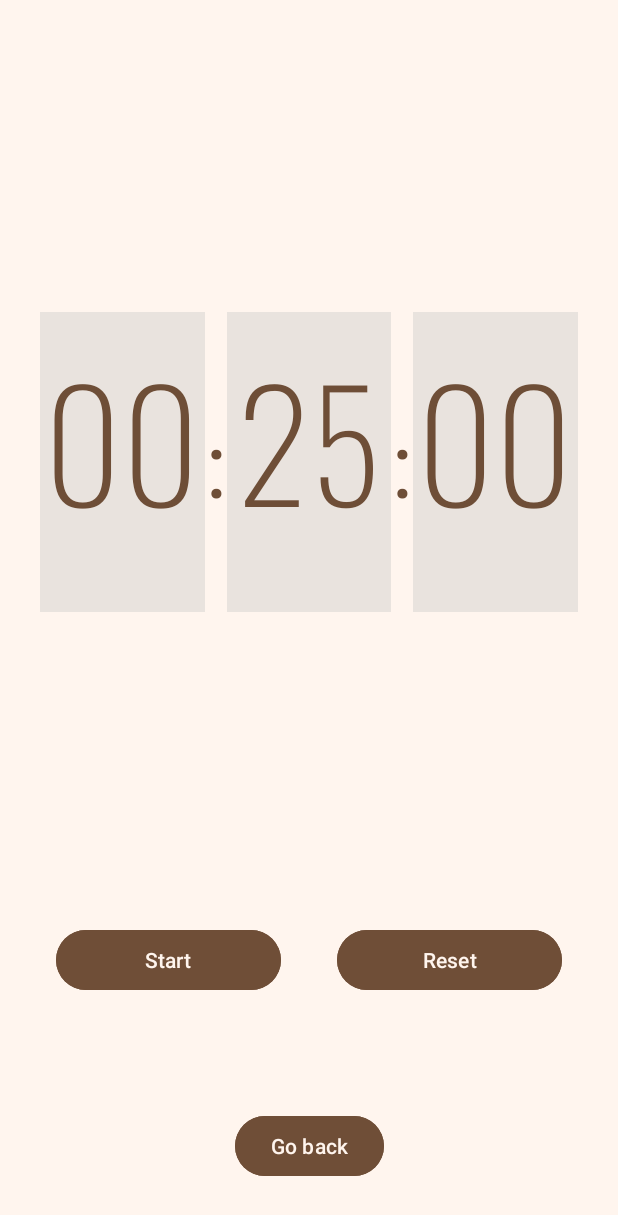
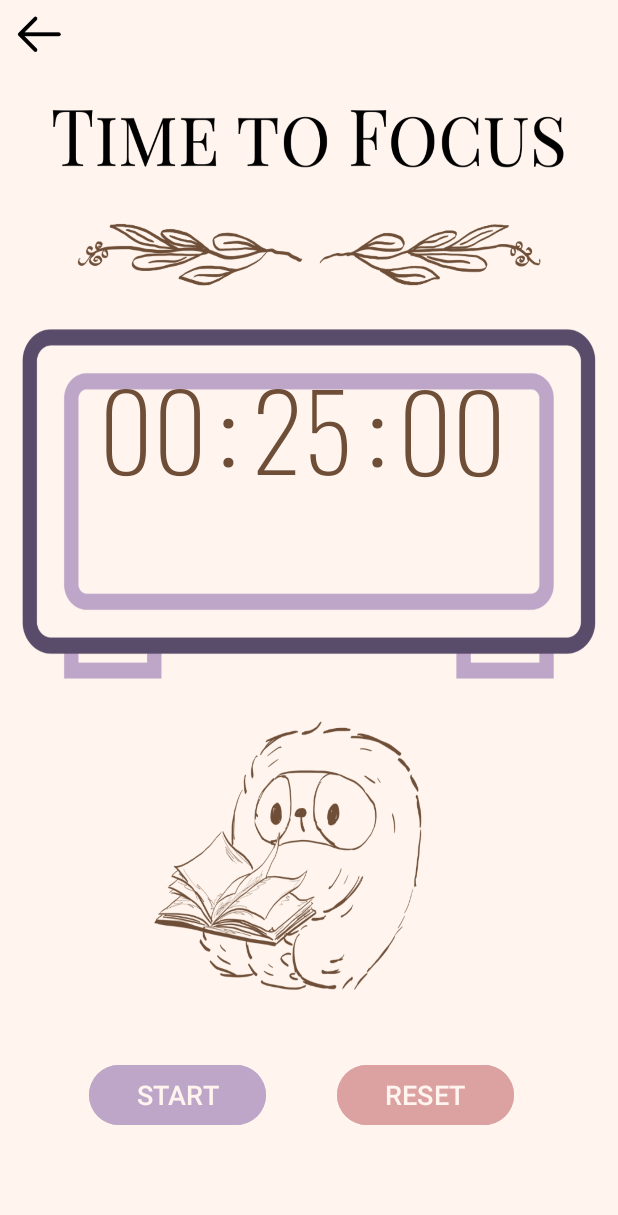
Before and after one commit to NaiKha/Nightshade, an Android app: the Timer screen opened directly, with no data from a screen before it, on a phone screen of 412 x 824 dp. Shown: the top 1215 px of the screen. Run offline under Robolectric (Android 15) with nearby library versions, the phone set to English and light mode, and no system bars.

Commit message:
new design for timer page, although background needs a size adjustment

```diff
--- a/app/src/main/java/com/example/nightshade/Timer.java
+++ b/app/src/main/java/com/example/nightshade/Timer.java
@@ -19,6 +19,7 @@
     import java.text.NumberFormat;
 
     import android.media.MediaPlayer;
+    import android.widget.ImageView;
 
 
     public class Timer extends AppCompatActivity {
@@ -49,14 +50,11 @@
             focusTime = sharedPreferences.getString("focus_time", "25");
             initializeTimer(hours, mins, secs);
 
-
-            Button goMovementBtn = findViewById(R.id.go_movement_btn);
-            goMovementBtn.setOnClickListener(new View.OnClickListener() {
+            ImageView back = (ImageView) findViewById(R.id.back3);
+            back.setOnClickListener(new View.OnClickListener() {
                 @Override
                 public void onClick(View v) {
-                    Intent intent = new Intent(Timer.this, MainActivity.class);
-                    startActivity(intent);
-                    finish();
+                    startActivity(new Intent(Timer.this, MainActivity.class));
                 }
             });
 
--- a/app/src/main/res/layout/activity_timer.xml
+++ b/app/src/main/res/layout/activity_timer.xml
@@ -5,127 +5,128 @@
     android:id="@+id/main"
     android:layout_width="match_parent"
     android:layout_height="match_parent"
-    android:background="#FFF5EE"
+    android:background="@drawable/timer_design"
     tools:context=".Timer">
 
-    <EditText
-        android:id="@+id/card1"
-        android:layout_width="0dp"
-        android:layout_height="200dp"
-        android:layout_marginLeft="40px"
-        android:background="#62C7C7C3"
-        android:fontFamily="@font/oswald_extralight"
-        android:gravity="center_horizontal"
-        android:text="00"
-        android:textColor="#6E4E37"
-        android:textSize="100sp"
-        android:textStyle="bold"
-        app:layout_constraintBottom_toTopOf="@+id/start_btn"
-        app:layout_constraintEnd_toStartOf="@+id/textView4"
-        app:layout_constraintHorizontal_chainStyle="spread"
+
+    <ImageView
+        android:id="@+id/back3"
+        android:layout_width="53dp"
+        android:layout_height="46dp"
+        android:src="@drawable/back2"
         app:layout_constraintStart_toStartOf="parent"
-        app:layout_constraintTop_toTopOf="parent" >
-    </EditText>
-
-    <EditText
-        android:id="@+id/card2"
-        android:layout_width="0dp"
-        android:layout_height="200dp"
-        android:background="#62C7C7C3"
-        android:fontFamily="@font/oswald_extralight"
-        android:gravity="center_horizontal"
-        android:text="15"
-        android:textColor="#6E4E37"
-        android:textSize="100sp"
-        android:textStyle="bold"
-        app:layout_constraintBottom_toTopOf="@+id/start_btn"
-        app:layout_constraintEnd_toStartOf="@+id/textView10"
-        app:layout_constraintHorizontal_chainStyle="spread"
-        app:layout_constraintStart_toEndOf="@+id/textView4"
         app:layout_constraintTop_toTopOf="parent" />
 
 
     <EditText
-        android:id="@+id/card3"
-        android:layout_width="0dp"
-        android:layout_height="200dp"
-        android:layout_marginRight="40px"
-        android:background="#62C7C7C3"
+        android:id="@+id/card1"
+        android:layout_width="85dp"
+        android:layout_height="90dp"
+        android:layout_marginStart="59dp"
+        android:layout_marginTop="247dp"
+        android:background="@android:color/transparent"
         android:fontFamily="@font/oswald_extralight"
         android:gravity="center_horizontal"
+        android:paddingTop="10dp"
         android:text="00"
+        android:textAlignment="center"
         android:textColor="#6E4E37"
-        android:textSize="100sp"
+        android:textSize="70sp"
         android:textStyle="bold"
-        app:layout_constraintBottom_toTopOf="@+id/reset_btn"
-        app:layout_constraintEnd_toEndOf="parent"
-        app:layout_constraintHorizontal_chainStyle="spread"
-        app:layout_constraintStart_toEndOf="@+id/textView10"
+        app:layout_constraintEnd_toStartOf="@+id/textView4"
+        app:layout_constraintStart_toStartOf="parent"
         app:layout_constraintTop_toTopOf="parent" />
 
+
+    <EditText
+        android:id="@+id/card2"
+        android:layout_width="85dp"
+        android:layout_height="90dp"
+        android:layout_marginTop="247dp"
+        android:background="@android:color/transparent"
+        android:fontFamily="@font/oswald_extralight"
+        android:gravity="center_horizontal"
+        android:paddingTop="10dp"
+        android:text="15"
+        android:textAlignment="center"
+        android:textColor="#6E4E37"
+        android:textSize="70sp"
+        android:textStyle="bold"
+        app:layout_constraintEnd_toStartOf="@+id/textView10"
+        app:layout_constraintStart_toEndOf="@+id/textView4"
+        app:layout_constraintTop_toTopOf="parent" />
+
+    <EditText
+        android:id="@+id/card3"
+        android:layout_width="85dp"
+        android:layout_height="90dp"
+        android:layout_marginEnd="69dp"
+        android:background="@android:color/transparent"
+        android:fontFamily="@font/oswald_extralight"
+        android:gravity="center_horizontal"
+        android:paddingTop="10dp"
+        android:text="00"
+        android:textAlignment="center"
+        android:textColor="#6E4E37"
+        android:textSize="70sp"
+        android:textStyle="bold"
+        app:layout_constraintBottom_toBottomOf="@+id/textView10"
+        app:layout_constraintEnd_toEndOf="parent"
+        app:layout_constraintStart_toEndOf="@+id/textView10"
+        app:layout_constraintTop_toTopOf="@+id/textView10" />
 
     <TextView
         android:id="@+id/textView4"
         android:layout_width="wrap_content"
         android:layout_height="wrap_content"
+        android:paddingBottom="10dp"
         android:text=":"
         android:textColor="#6E4E37"
         android:textSize="60sp"
-        app:layout_constraintTop_toTopOf="@+id/card1"
-        app:layout_constraintBottom_toBottomOf="@+id/card1"
         app:layout_constraintStart_toEndOf="@+id/card1"
-        app:layout_constraintEnd_toStartOf="@+id/card2" />
-
+        app:layout_constraintTop_toTopOf="@+id/card1" />
 
     <TextView
         android:id="@+id/textView10"
         android:layout_width="wrap_content"
         android:layout_height="wrap_content"
+        android:paddingBottom="10dp"
         android:text=":"
         android:textColor="#6E4E37"
         android:textSize="60sp"
-        app:layout_constraintTop_toTopOf="@+id/card2"
-        app:layout_constraintBottom_toBottomOf="@+id/card2"
+        app:layout_constraintEnd_toStartOf="@+id/card3"
         app:layout_constraintStart_toEndOf="@+id/card2"
-        app:layout_constraintEnd_toStartOf="@+id/card3" />
+        app:layout_constraintTop_toTopOf="@+id/card2" />
 
+    <Button
+        android:id="@+id/reset_btn"
+        android:layout_width="0dp"
+        android:layout_height="wrap_content"
+        android:layout_marginEnd="69dp"
+        android:backgroundTint="#dca1a1"
+        android:text="RESET"
+        android:textColor="#FFF5EE"
+        android:textSize="18sp"
+        app:layout_constraintBaseline_toBaselineOf="@+id/start_btn"
+        app:layout_constraintEnd_toEndOf="parent"
+        app:layout_constraintStart_toEndOf="@+id/start_btn" />
 
     <Button
         android:id="@+id/start_btn"
-        android:layout_width="150dp"
+        android:layout_width="0dp"
         android:layout_height="wrap_content"
-        android:layout_marginBottom="76dp"
-        android:backgroundTint="#6F4E37"
-        android:text="Start"
+        android:layout_marginStart="59dp"
+        android:layout_marginEnd="47dp"
+        android:layout_marginBottom="70dp"
+        android:backgroundTint="#bea6c9"
+        android:text="START"
         android:textColor="#FFF5EE"
-        app:layout_constraintBottom_toTopOf="@+id/go_movement_btn"
+        android:textSize="18sp"
+        app:layout_constraintBottom_toBottomOf="parent"
         app:layout_constraintEnd_toStartOf="@+id/reset_btn"
-        app:layout_constraintHorizontal_chainStyle="spread"
-        app:layout_constraintStart_toStartOf="parent" />
+        app:layout_constraintStart_toStartOf="parent"
+        app:layout_constraintTop_toBottomOf="@+id/card2"
+        app:layout_constraintVertical_bias="1.0" />
 
-    <Button
-        android:id="@+id/reset_btn"
-        android:layout_width="150dp"
-        android:layout_height="wrap_content"
-        android:layout_marginBottom="76dp"
-        android:backgroundTint="#6F4E37"
-        android:text="Reset"
-        android:textColor="#FFF5EE"
-        app:layout_constraintBottom_toTopOf="@+id/go_movement_btn"
-        app:layout_constraintEnd_toEndOf="parent"
-        app:layout_constraintHorizontal_chainStyle="spread"
-        app:layout_constraintStart_toEndOf="@+id/start_btn" />
-
-    <Button
-        android:id="@+id/go_movement_btn"
-        android:layout_width="wrap_content"
-        android:layout_height="wrap_content"
-        android:layout_marginBottom="36dp"
-        android:backgroundTint="#6F4E37"
-        android:text="Go back"
-        android:textColor="#FFF5EE"
-        app:layout_constraintBottom_toBottomOf="parent"
-        app:layout_constraintEnd_toEndOf="parent"
-        app:layout_constraintStart_toStartOf="parent" />
 
 </androidx.constraintlayout.widget.ConstraintLayout>
```
Also changed, not shown: app/src/main/res/drawable/back2.png (added), app/src/main/res/drawable/timer_design.png (added).
